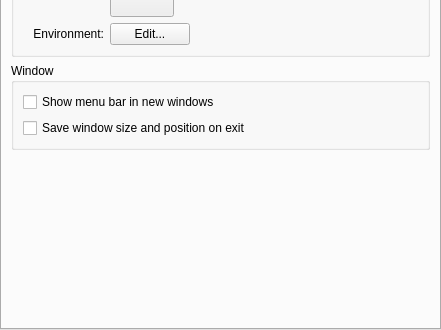
Above: src/EditProfileDialog.ui from KDE/konsole before the change; both pictures show x 0 to 441 and y 221 to 551 of the 441 by 551 pixel window. Below: the same form after it.
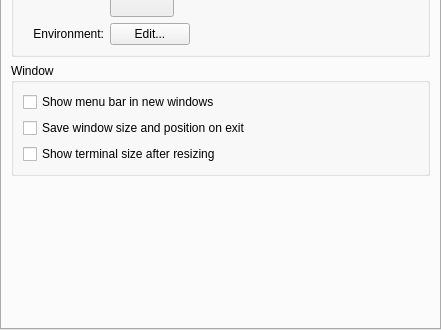
That is the form after the change. Custom widgets are drawn as their Qt base class.

Commit message:
Add a checkbox to hide the size widget upon resizing window.
Re-add the KDE 3 option to show/hide the size widget when the window is
changed.

Patch is years old from Chali Ahmul M.P.U <chali.ahmul@atlas.cz>
FEATURE: 169054
FIXED-IN: 4.8

```diff
--- a/src/EditProfileDialog.ui
+++ b/src/EditProfileDialog.ui
@@ -237,6 +237,16 @@
             </property>
            </widget>
           </item>
+          <item>
+           <widget class="QCheckBox" name="showSizeWidgetButton" >
+            <property name="toolTip" >
+             <string>Show new size of the terminal after resizing</string>
+            </property>
+            <property name="text" >
+             <string>Show terminal size after resizing</string>
+            </property>
+           </widget>
+          </item>
          </layout>
         </widget>
        </item>
```
The commit also changes 7 other files.
